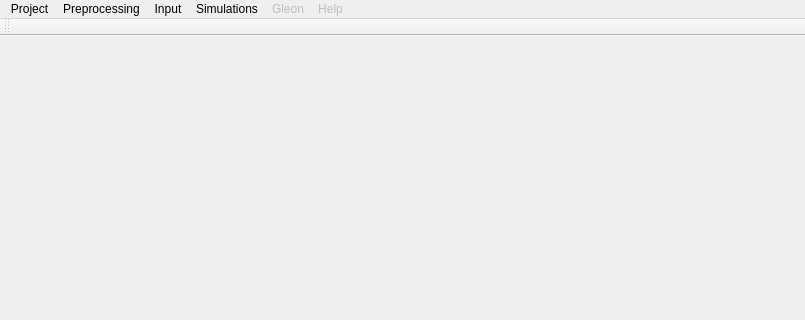
Old version of the form include/ui/main_window.ui in the repository IPH-ECO/iph-eco-gui; both pictures show x 0 to 805 and y 0 to 320 of the 805 by 507 pixel window.
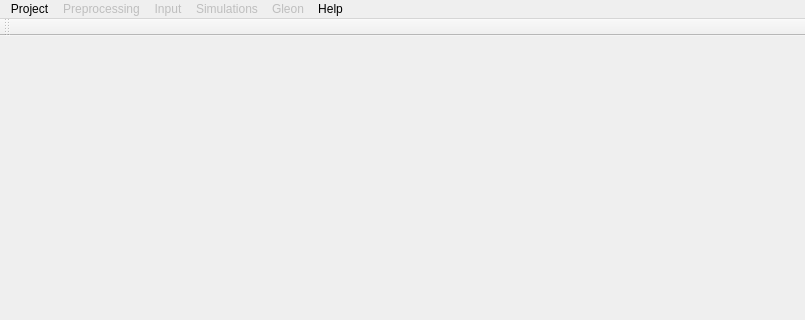
New version of the form.

```diff
--- a/include/ui/main_window.ui
+++ b/include/ui/main_window.ui
@@ -54,7 +54,10 @@
     <addaction name="separator"/>
     <addaction name="actionExit"/>
    </widget>
-   <widget class="QMenu" name="menuMap">
+   <widget class="QMenu" name="menuPreprocessing">
+    <property name="enabled">
+     <bool>false</bool>
+    </property>
     <property name="title">
      <string>Preprocessing</string>
     </property>
@@ -62,6 +65,9 @@
     <addaction name="actionGenerateUnstructuredMesh"/>
    </widget>
    <widget class="QMenu" name="menuInput">
+    <property name="enabled">
+     <bool>false</bool>
+    </property>
     <property name="title">
      <string>Input</string>
     </property>
@@ -72,6 +78,9 @@
     <addaction name="actionMeteorology_Data"/>
    </widget>
    <widget class="QMenu" name="menuSimulations">
+    <property name="enabled">
+     <bool>false</bool>
+    </property>
     <property name="title">
      <string>Simulations</string>
     </property>
@@ -88,14 +97,14 @@
    </widget>
    <widget class="QMenu" name="menuHelp">
     <property name="enabled">
-     <bool>false</bool>
+     <bool>true</bool>
     </property>
     <property name="title">
      <string>Help</string>
     </property>
    </widget>
    <addaction name="menuProject"/>
-   <addaction name="menuMap"/>
+   <addaction name="menuPreprocessing"/>
    <addaction name="menuInput"/>
    <addaction name="menuSimulations"/>
    <addaction name="menuGleon"/>
```
Left out of the diff: 20 changed lines with no effect on the pictures.
